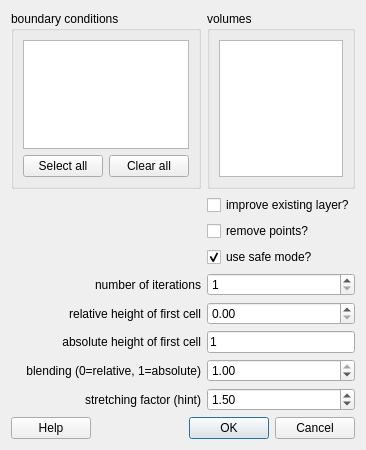
The window that src/libengrid/guicreateboundarylayer.ui (enGits/engrid) describes before a commit, drawn with Qt 5.
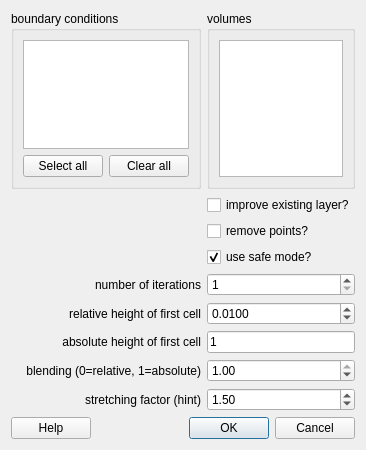
The same window after the commit. Icons and pictures are not drawn.

The edit to the form file:
```diff
--- a/src/libengrid/guicreateboundarylayer.ui
+++ b/src/libengrid/guicreateboundarylayer.ui
@@ -145,11 +145,20 @@
    </item>
    <item row="5" column="1">
     <widget class="QDoubleSpinBox" name="doubleSpinBoxHeight">
+     <property name="decimals">
+      <number>4</number>
+     </property>
+     <property name="minimum">
+      <double>0.000100000000000</double>
+     </property>
      <property name="maximum">
-      <double>5.000000000000000</double>
+      <double>1.000000000000000</double>
      </property>
      <property name="singleStep">
-      <double>0.050000000000000</double>
+      <double>0.005000000000000</double>
+     </property>
+     <property name="value">
+      <double>0.010000000000000</double>
      </property>
     </widget>
    </item>
```
